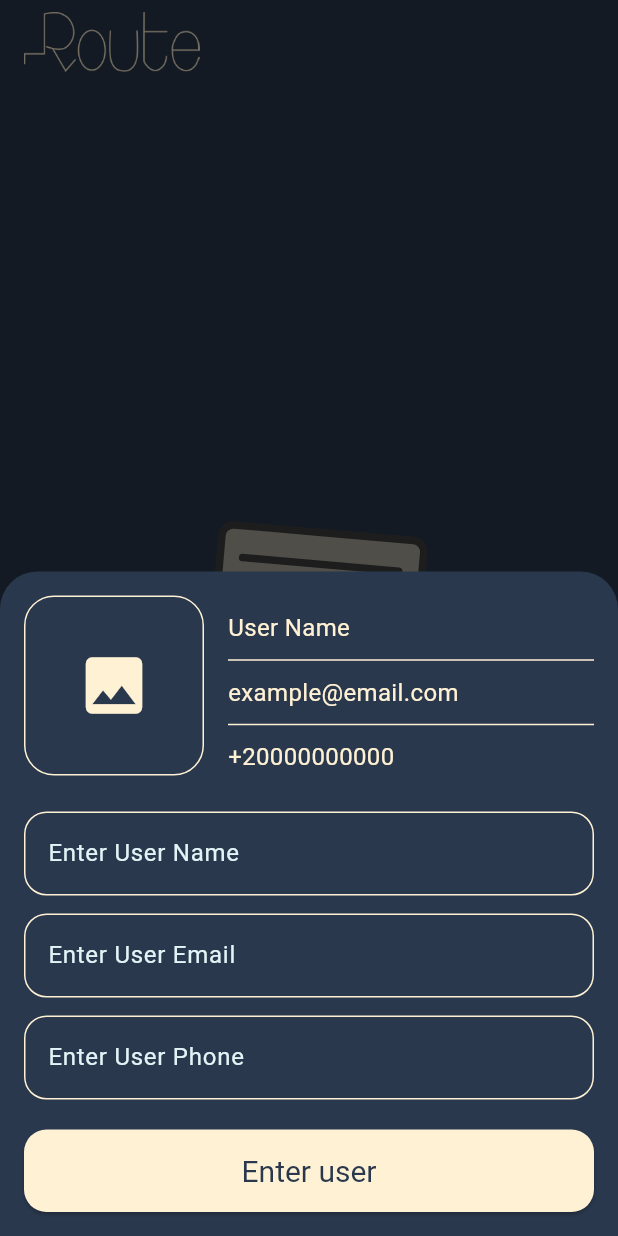
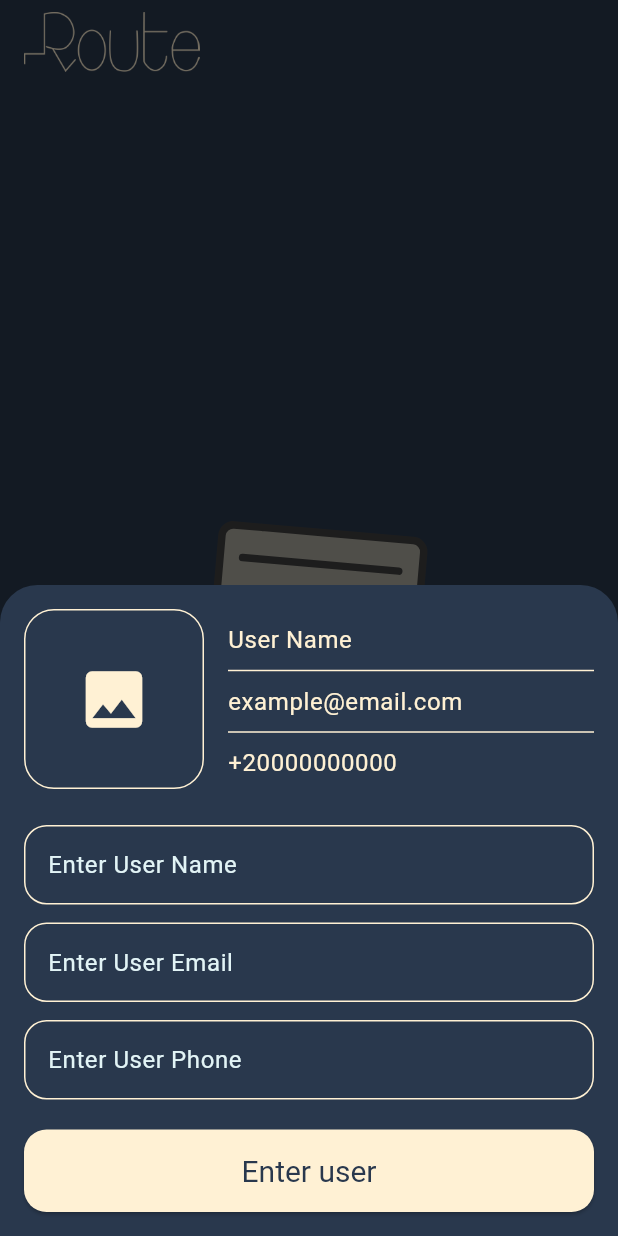
Before and after one commit to Abdallah616/Contact_Project, a Flutter app: the screen it shows after launch, after a tap on an icon or button, on a phone screen of 412 x 824 dp. Run offline on Flutter 3.47's test engine with Material 3 defaults, Android fonts, the phone set to English and light mode, and no system bars; our stand-ins replace flutter_svg, image_picker, lottie, vector_graphics.

Commit message:
- Remove inline ElevatedButton and TextStyle overrides in AddContactBottomSheet to inherit from AppThemeManager - Add maxLines and ellipsis overflow handling to ContactCard and live preview texts - Replace deprecated SVG color parameter with colorFilter and standardize EdgeInsets usage

```diff
--- a/lib/modules/home/view/home_view.dart
+++ b/lib/modules/home/view/home_view.dart
@@ -82,7 +82,12 @@ class _HomeViewState extends State<HomeView> {
                   contacts.removeLast();
                 });
               },
-              child: Assets.icons.deleteIcon.svg(color: AppColors.white),
+              child: Assets.icons.deleteIcon.svg(
+                colorFilter: const ColorFilter.mode(
+                  AppColors.white,
+                  BlendMode.srcIn,
+                ),
+              ),
             ),
           if (contacts.isNotEmpty && contacts.length < 6)
             const SizedBox(height: 10),
@@ -100,7 +105,7 @@ class _HomeViewState extends State<HomeView> {
                       backgroundColor: Colors.transparent,
                       builder: (context) {
                         return Padding(
-                          padding: EdgeInsetsGeometry.only(
+                          padding: EdgeInsets.only(
                             bottom: MediaQuery.of(context).viewInsets.bottom,
                           ),
                           child: AddContactBottomSheet(),
--- a/lib/modules/home/widgets/add_contact_bottom_sheet.dart
+++ b/lib/modules/home/widgets/add_contact_bottom_sheet.dart
@@ -1,5 +1,6 @@
 import 'package:contact/core/constants/app_strings.dart';
 import 'package:contact/core/theme/app_colors.dart';
+import 'package:contact/core/theme/app_theme_manager.dart';
 import 'package:contact/models/contact_model.dart';
 import 'package:flutter/material.dart';
 import 'package:image_picker/image_picker.dart';
@@ -90,10 +91,7 @@ class _AddContactBottomSheetState extends State<AddContactBottomSheet> {
                       nameController.text.isEmpty
                           ? AppStrings.defaultUserName
                           : nameController.text,
-                      style: const TextStyle(
-                        color: AppColors.gold,
-                        fontSize: 16,
-                      ),
+                      style: Theme.of(context).textTheme.bodySmall,
                     ),
                     const Divider(
                       color: AppColors.gold,
@@ -105,10 +103,7 @@ class _AddContactBottomSheetState extends State<AddContactBottomSheet> {
                       emailController.text.isEmpty
                           ? AppStrings.defaultEmail
                           : emailController.text,
-                      style: const TextStyle(
-                        color: AppColors.gold,
-                        fontSize: 16,
-                      ),
+                      style: Theme.of(context).textTheme.bodySmall,
                     ),
                     const Divider(
                       color: AppColors.gold,
@@ -120,10 +115,7 @@ class _AddContactBottomSheetState extends State<AddContactBottomSheet> {
                       phoneController.text.isEmpty
                           ? AppStrings.defaultPhone
                           : phoneController.text,
-                      style: const TextStyle(
-                        color: AppColors.gold,
-                        fontSize: 16,
-                      ),
+                      style: Theme.of(context).textTheme.bodySmall,
                     ),
                   ],
                 ),
@@ -136,7 +128,8 @@ class _AddContactBottomSheetState extends State<AddContactBottomSheet> {
           TextField(
             controller: nameController,
             onChanged: (value) => setState(() {}),
-            style: const TextStyle(color: AppColors.white),
+            style: Theme.of(context).textTheme.bodySmall
+                ?.copyWith(color: AppColors.white),
             decoration: const InputDecoration(
               hintText: AppStrings.enterUserNameHint,
             ),
@@ -146,7 +139,8 @@ class _AddContactBottomSheetState extends State<AddContactBottomSheet> {
           TextField(
             controller: emailController,
             onChanged: (value) => setState(() {}),
-            style: const TextStyle(color: AppColors.white),
+            style: Theme.of(context).textTheme.bodySmall
+                ?.copyWith(color: AppColors.white),
             decoration: const InputDecoration(
               hintText: AppStrings.enterUserEmailHint,
             ),
@@ -157,7 +151,8 @@ class _AddContactBottomSheetState extends State<AddContactBottomSheet> {
           TextField(
             controller: phoneController,
             onChanged: (value) => setState(() {}),
-            style: const TextStyle(color: AppColors.white),
+            style: Theme.of(context).textTheme.bodySmall
+                ?.copyWith(color: AppColors.white),
             decoration: const InputDecoration(
               hintText: AppStrings.enterUserPhoneHint,
             ),
@@ -180,7 +175,6 @@ class _AddContactBottomSheetState extends State<AddContactBottomSheet> {
                 Navigator.pop(context, newContact);
               }
             },
-            style: ElevatedButton.styleFrom(backgroundColor: AppColors.gold),
             child: const Text(AppStrings.enterUserButton),
           ),
         ],
--- a/lib/modules/home/widgets/contact_card.dart
+++ b/lib/modules/home/widgets/contact_card.dart
@@ -52,6 +52,8 @@ class ContactCard extends StatelessWidget {
                     ),
                     child: Text(
                       name,
+                      overflow: TextOverflow.ellipsis,
+                      maxLines: 1,
                       style: Theme.of(context).textTheme.bodySmall?.copyWith(
                         color: AppColors.darkBlue,
                         fontWeight: FontWeight.bold,
@@ -75,6 +77,8 @@ class ContactCard extends StatelessWidget {
                         Expanded(
                           child: Text(
                             email,
+                            overflow: TextOverflow.ellipsis,
+                            maxLines: 1,
                             style: Theme.of(context).textTheme.bodySmall
                                 ?.copyWith(
                                   color: AppColors.darkBlue,
@@ -91,6 +95,8 @@ class ContactCard extends StatelessWidget {
                         Expanded(
                           child: Text(
                             number,
+                            overflow: TextOverflow.ellipsis,
+                            maxLines: 1,
                             style: Theme.of(context).textTheme.bodySmall
                                 ?.copyWith(
                                   color: AppColors.darkBlue,
```
